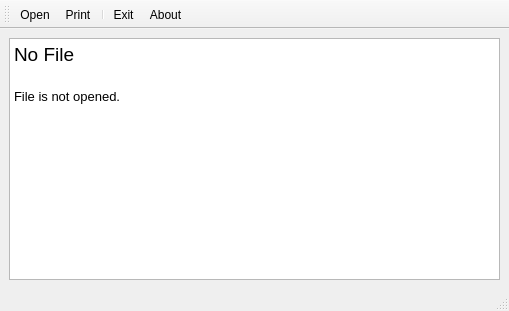
This is viewer_mainwin.ui in enjoysoftware/cute-light-text-previewer as Qt 5 draws it before an edit. The edited form follows.
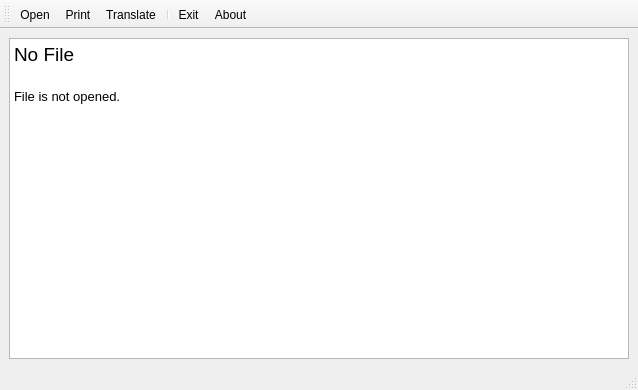
This is the edited form. Icons and pictures are not drawn.

Commit message: Add translate action

```diff
--- a/viewer_mainwin.ui
+++ b/viewer_mainwin.ui
@@ -6,8 +6,8 @@
    <rect>
     <x>0</x>
     <y>0</y>
-    <width>509</width>
-    <height>311</height>
+    <width>638</width>
+    <height>390</height>
    </rect>
   </property>
   <property name="windowTitle">
@@ -52,6 +52,7 @@
    </attribute>
    <addaction name="actionOpen_O"/>
    <addaction name="action_Print"/>
+   <addaction name="action_Translate"/>
    <addaction name="separator"/>
    <addaction name="actionExit"/>
    <addaction name="actionAbout"/>
@@ -101,6 +102,14 @@
     <string>Ctrl+E</string>
    </property>
   </action>
+  <action name="action_Translate">
+   <property name="text">
+    <string>&amp;Translate</string>
+   </property>
+   <property name="toolTip">
+    <string>Translate</string>
+   </property>
+  </action>
  </widget>
  <resources/>
  <connections/>
```
